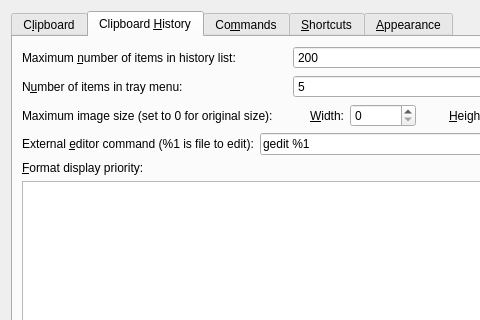
hluk/CopyQ, file src/configurationmanager.ui: the form before one commit; both pictures show x 0 to 480 and y 0 to 320 of the 580 by 434 pixel window.
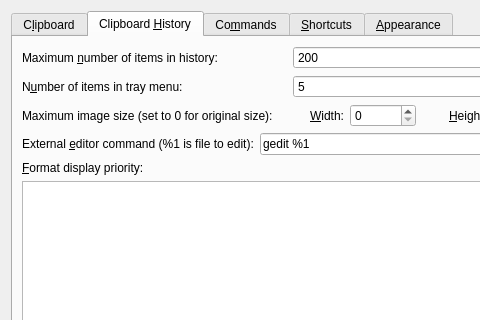
The form after the commit. The open tabs and pages were chosen to show the change. Custom widgets are drawn as their Qt base class.

The edit to the form file:
```diff
--- a/src/configurationmanager.ui
+++ b/src/configurationmanager.ui
@@ -147,7 +147,7 @@
              <item>
               <widget class="QLabel" name="label_4">
                <property name="text">
-                <string>Maximum &amp;number of items in history list:</string>
+                <string>Maximum &amp;number of items in history:</string>
                </property>
                <property name="buddy">
                 <cstring>spinBoxItems</cstring>
```
Left out of the diff: 38 changed lines with no effect on the pictures.
